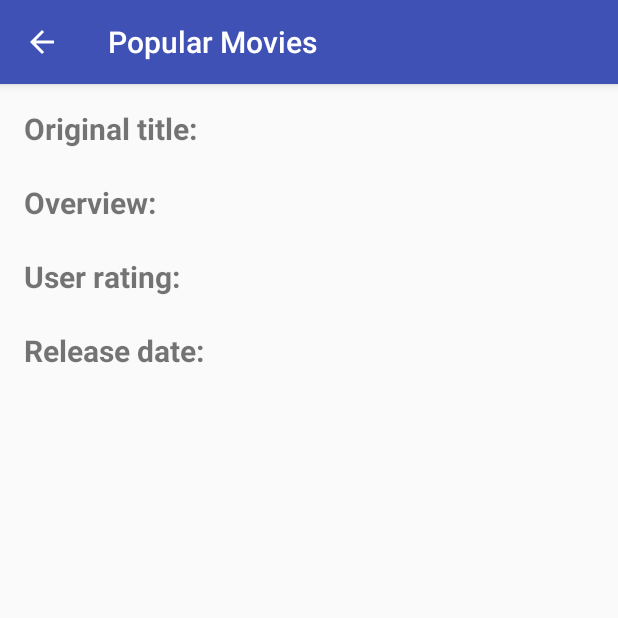
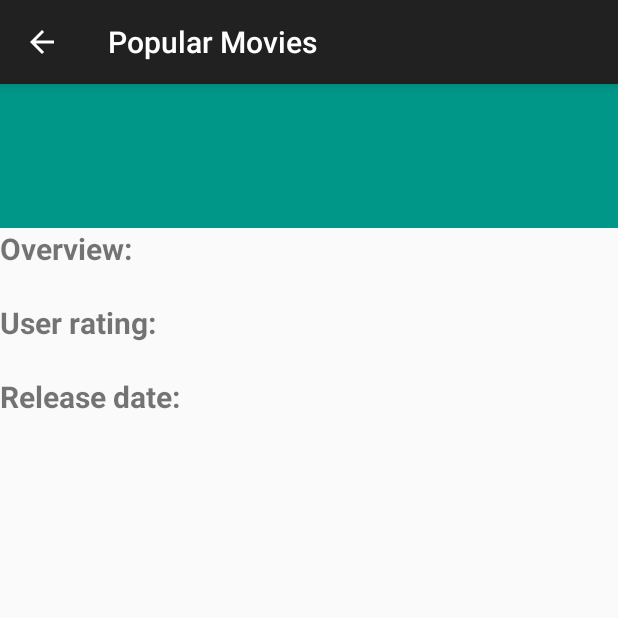
Before and after one commit to agoconcept/ud-popular-movies, an Android app: the MovieActivity screen opened directly, with no data from a screen before it, on a phone screen of 412 x 824 dp, the top half of it. Run offline under Robolectric (Android 15) with nearby library versions, the phone set to English and light mode, and no system bars; our stand-ins replace ButterKnife, Picasso; pictures from the network do not load.

Commit message:
Rework movie layout

```diff
--- a/app/src/main/res/layout/activity_movie.xml
+++ b/app/src/main/res/layout/activity_movie.xml
@@ -1,18 +1,27 @@
 <?xml version="1.0" encoding="utf-8"?>
-<ScrollView
-    xmlns:android="http://schemas.android.com/apk/res/android"
-    android:layout_width="match_parent"
-    android:layout_height="match_parent">
 
 <LinearLayout
+    xmlns:android="http://schemas.android.com/apk/res/android"
     android:id="@+id/activity_movie"
     android:layout_width="match_parent"
-        android:layout_height="wrap_content"
-        android:paddingBottom="@dimen/activity_vertical_margin"
+    android:layout_height="match_parent"
+    android:orientation="vertical">
+
+    <!-- Scrollable, in case the title is longer than what fits in the view -->
+    <TextView
+        android:id="@+id/tv_movie_original_title"
+        android:scrollbars="vertical"
+        android:scrollbarStyle="outsideInset"
+        android:layout_width="match_parent"
+        android:layout_height="96sp"
+        android:gravity="center_vertical"
         android:paddingLeft="@dimen/activity_horizontal_margin"
+        android:paddingStart="@dimen/activity_horizontal_margin"
         android:paddingRight="@dimen/activity_horizontal_margin"
-        android:paddingTop="@dimen/activity_vertical_margin"
-        android:orientation="vertical">
+        android:paddingEnd="@dimen/activity_horizontal_margin"
+        android:background="@color/colorSecondary"
+        android:textColor="@color/colorWhite"
+        android:textSize="32sp" />
 
     <ImageView
         android:id="@+id/iv_item_movie_cover"
@@ -21,23 +30,6 @@
         android:adjustViewBounds="true"
         android:layout_gravity="center_horizontal"
         android:contentDescription="@string/movie_cover" />
-
-        <TextView
-            android:layout_width="match_parent"
-            android:layout_height="wrap_content"
-            android:layout_gravity="start"
-            android:textSize="20sp"
-            android:textStyle="bold"
-            android:text="@string/original_title" />
-
-        <TextView
-            android:id="@+id/tv_movie_original_title"
-            android:layout_width="match_parent"
-            android:layout_height="wrap_content"
-            android:layout_gravity="start"
-            android:layout_marginLeft="16dp"
-            android:layout_marginStart="16dp"
-            android:textSize="16sp" />
 
     <TextView
         android:layout_width="match_parent"
@@ -91,5 +83,3 @@
         android:textSize="16sp" />
 
 </LinearLayout>
-
-</ScrollView>
--- a/app/src/main/res/values/colors.xml
+++ b/app/src/main/res/values/colors.xml
@@ -1,7 +1,13 @@
 <?xml version="1.0" encoding="utf-8"?>
 <resources>
-    <color name="colorPrimary">#3F51B5</color>
-    <color name="colorPrimaryDark">#303F9F</color>
-    <color name="colorPrimaryLight">#E8EAF6</color>
+    <color name="colorPrimary">#212121</color>
+    <color name="colorPrimaryDark">#000000</color>
+    <color name="colorPrimaryLight">#9E9E9E</color>
     <color name="colorAccent">#FF5252</color>
+
+    <color name="colorSecondary">#009688</color>
+    <color name="colorSecondaryDark">#00796B</color>
+    <color name="colorSecondaryLight">#4DB6AC</color>
+
+    <color name="colorWhite">#FFFFFF</color>
 </resources>
--- a/app/src/main/res/values/strings.xml
+++ b/app/src/main/res/values/strings.xml
@@ -9,7 +9,6 @@
     <string name="action_show_favorites">Show favorites</string>
 
     <string name="movie_cover">Movie cover</string>
-    <string name="original_title">Original title: </string>
     <string name="overview">Overview: </string>
     <string name="user_rating">User rating: </string>
     <string name="release_date">Release date: </string>
```
Also changed, not shown: app/src/main/res/drawable/movie.png. Lines whose indentation alone changed are shown as unchanged.
